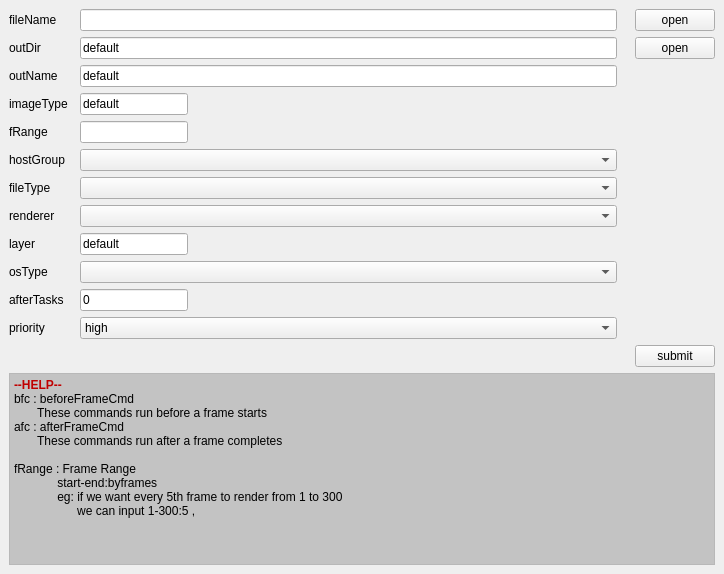
Before: the Qt Designer form rbhusUI/lib/rbhusSubmitMod.ui in aumanimationstudios/rbhus, drawn with Qt 5.
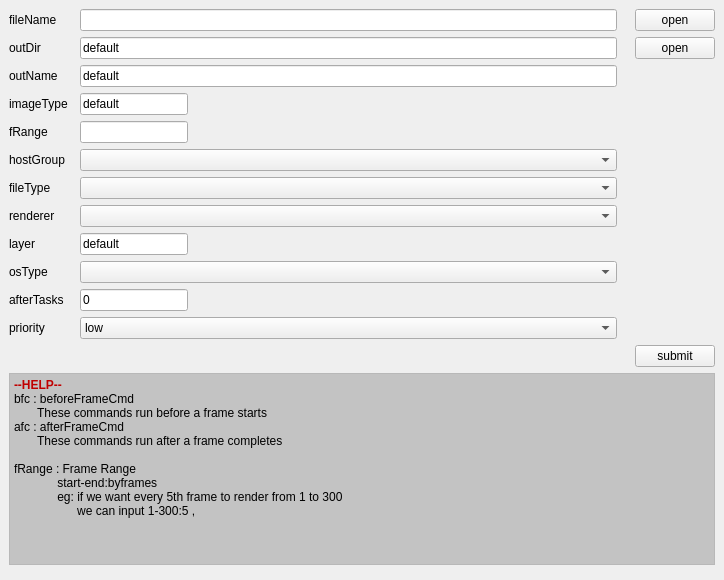
After: the same form once the commit is applied.

```diff
--- a/rbhusUI/lib/rbhusSubmitMod.ui
+++ b/rbhusUI/lib/rbhusSubmitMod.ui
@@ -7,7 +7,7 @@
     <x>0</x>
     <y>0</y>
     <width>724</width>
-    <height>525</height>
+    <height>580</height>
    </rect>
   </property>
   <property name="windowTitle">
@@ -124,16 +124,6 @@
         <verstretch>0</verstretch>
        </sizepolicy>
       </property>
-      <item>
-       <property name="text">
-        <string>high</string>
-       </property>
-      </item>
-      <item>
-       <property name="text">
-        <string>normal</string>
-       </property>
-      </item>
       <item>
        <property name="text">
         <string>low</string>
```
Left out of the diff: 10 changed lines with no effect on the pictures.
